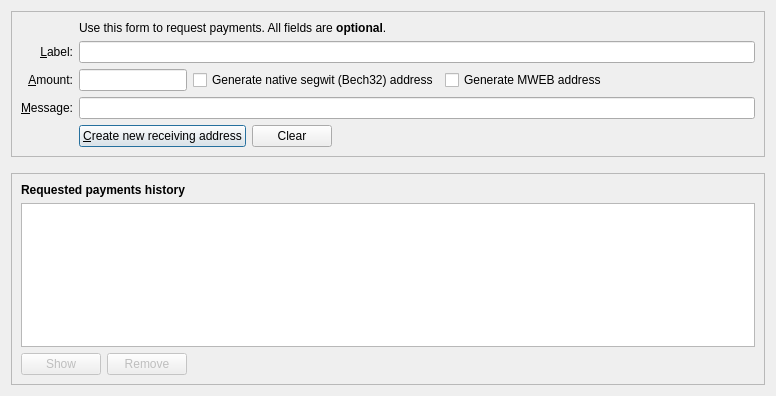
The window that src/qt/forms/receivecoinsdialog.ui (minblock/picscoin) describes before a commit, drawn with Qt 5.
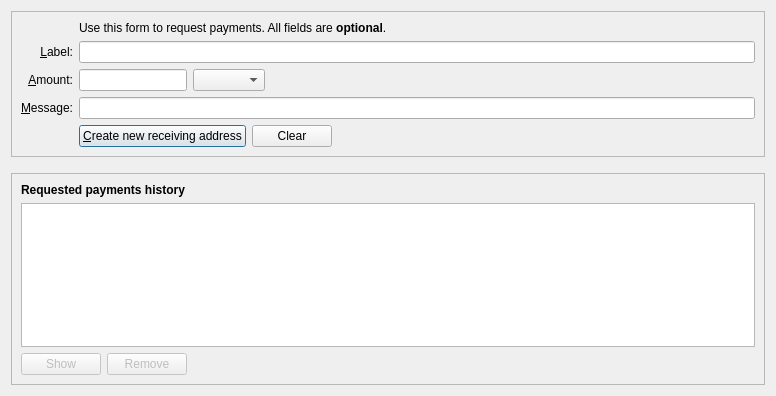
The same window after the commit. Icons and pictures are not drawn. Custom widgets are drawn as their Qt base class.

The edit to the form file:
```diff
--- a/src/qt/forms/receivecoinsdialog.ui
+++ b/src/qt/forms/receivecoinsdialog.ui
@@ -195,7 +195,7 @@
            </widget>
           </item>
           <item>
-           <widget class="QCheckBox" name="useBech32">
+           <widget class="QComboBox" name="addressType">
             <property name="sizePolicy">
              <sizepolicy hsizetype="Fixed" vsizetype="Fixed">
               <horstretch>0</horstretch>
@@ -211,19 +211,6 @@
             <property name="focusPolicy">
              <enum>Qt::StrongFocus</enum>
             </property>
-            <property name="toolTip">
-             <string>Native segwit addresses (aka Bech32 or BIP-173) reduce your transaction fees later on and offer better protection against typos, but old wallets don't support them. When unchecked, an address compatible with older wallets will be created instead.</string>
-            </property>
-            <property name="text">
-             <string>Generate native segwit (Bech32) address</string>
-            </property>
-           </widget>
-          </item>
-          <item>
-           <widget class="QCheckBox" name="useMWEB">
-            <property name="text">
-             <string>Generate MWEB address</string>
-            </property>
            </widget>
           </item>
           <item>
```
Left out of the diff: 6 changed lines with no effect on the pictures.
